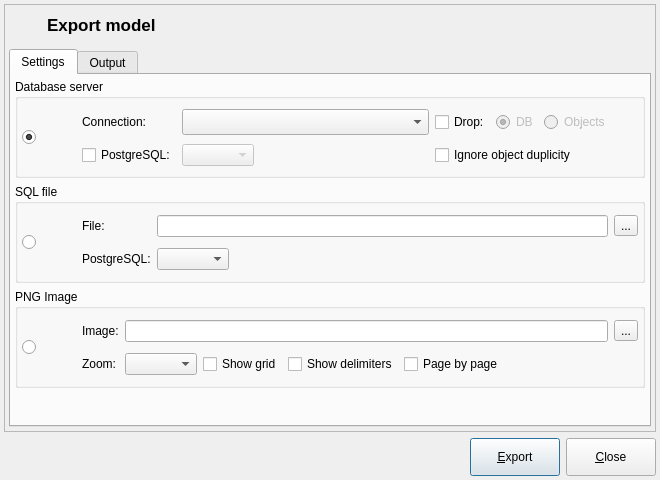
Before: the Qt Designer form libpgmodeler_ui/ui/modelexportform.ui in pgmodeler/pgmodeler, drawn with Qt 5.
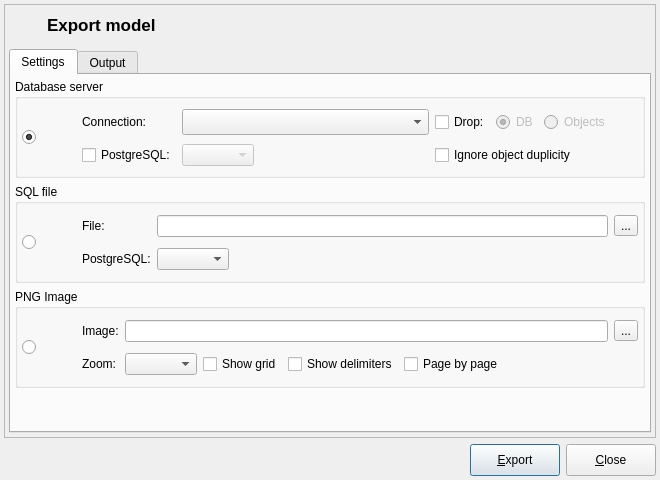
After: the same form once the commit is applied. Icons and pictures are not drawn.

The edit to the form file:
```diff
--- a/libpgmodeler_ui/ui/modelexportform.ui
+++ b/libpgmodeler_ui/ui/modelexportform.ui
@@ -1254,8 +1254,16 @@
      </layout>
     </widget>
    </item>
-   <item row="1" column="0">
+   <item row="1" column="0" colspan="3">
+    <layout class="QHBoxLayout" name="horizontalLayout_10">
+     <item>
     <widget class="QLabel" name="label">
+       <property name="sizePolicy">
+        <sizepolicy hsizetype="Preferred" vsizetype="Fixed">
+         <horstretch>0</horstretch>
+         <verstretch>0</verstretch>
+        </sizepolicy>
+       </property>
      <property name="text">
       <string/>
      </property>
@@ -1264,8 +1272,6 @@
      </property>
     </widget>
    </item>
-   <item row="1" column="2">
-    <layout class="QHBoxLayout" name="horizontalLayout_10">
      <item>
       <spacer name="horizontalSpacer_6">
        <property name="orientation">
@@ -1290,7 +1296,7 @@
        <property name="minimumSize">
         <size>
          <width>90</width>
-         <height>38</height>
+         <height>32</height>
         </size>
        </property>
        <property name="maximumSize">
@@ -1328,7 +1334,7 @@
        <property name="minimumSize">
         <size>
          <width>90</width>
-         <height>38</height>
+         <height>32</height>
         </size>
        </property>
        <property name="maximumSize">
```
Lines whose indentation alone changed are shown as unchanged.
